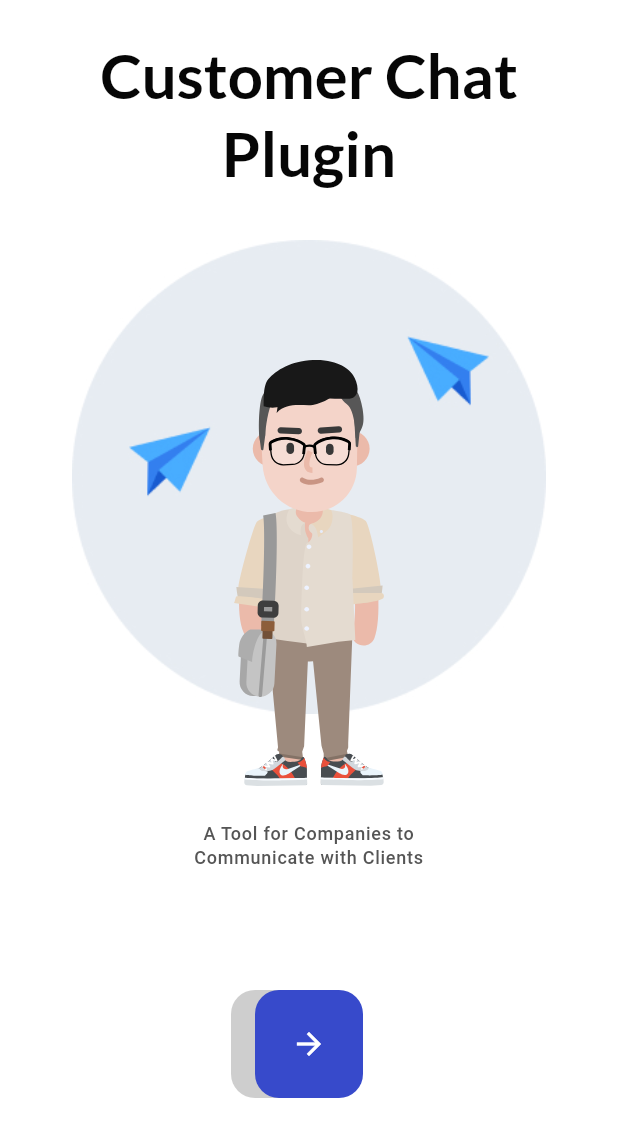
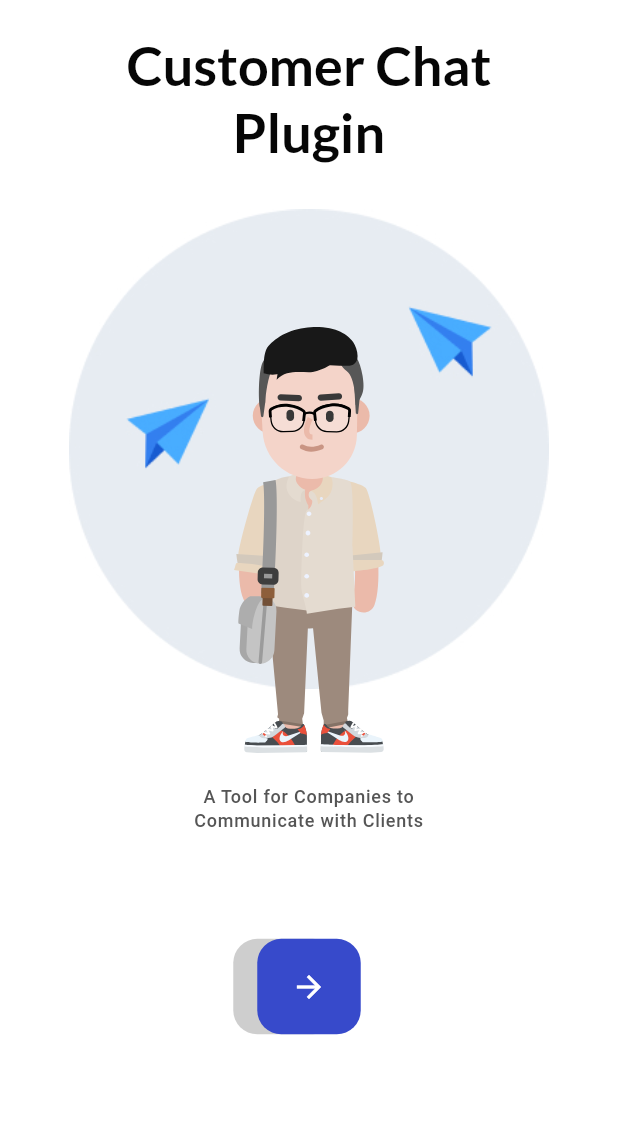
Before and after one commit to Snip-And-Style/temp-chat-mobile, a Flutter app: the screen it shows after launch, on a phone screen of 412 x 824 dp. Shown: the top 1137 px of the screen. Run offline on Flutter 3.47's test engine with Material 3 defaults, Android fonts, the phone set to English and light mode, and no system bars; our stand-ins replace auto_route, bloc, firebase_core, flutter_bloc, flutter_dotenv, flutter_screenutil and 5 more; accounts and stored records are empty; generated files the repository leaves out were written again.

Commit message:
CHAT-4 Update theme and welcome page size

```diff
--- a/lib/config/theme/text_theme.dart
+++ b/lib/config/theme/text_theme.dart
@@ -8,37 +8,37 @@ class TempChatTextTheme {
           color: const Color(0xff060606),
           fontFamily: GoogleFonts.lato().fontFamily,
           fontWeight: FontWeight.w400,
-          fontSize: 36.sp,
+          fontSize: 36,
         ),
         headlineMedium: TextStyle(
           color: const Color(0xff060606),
           fontFamily: GoogleFonts.lato().fontFamily,
           fontWeight: FontWeight.w400,
-          fontSize: 32.sp,
+          fontSize: 32,
         ),
         headlineSmall: TextStyle(
           color: const Color(0xff060606),
           fontFamily: GoogleFonts.lato().fontFamily,
           fontWeight: FontWeight.w400,
-          fontSize: 24.sp,
+          fontSize: 24,
         ),
         bodyLarge: TextStyle(
           color: const Color(0xff060606),
           fontFamily: GoogleFonts.lato().fontFamily,
           fontWeight: FontWeight.w400,
-          fontSize: 18.sp,
+          fontSize: 18,
         ),
         bodyMedium: TextStyle(
           color: const Color(0xff060606),
           fontFamily: GoogleFonts.lato().fontFamily,
           fontWeight: FontWeight.w400,
-          fontSize: 16.sp,
+          fontSize: 16,
         ),
         bodySmall: TextStyle(
           color: const Color(0xff060606),
           fontFamily: GoogleFonts.lato().fontFamily,
           fontWeight: FontWeight.w400,
-          fontSize: 14.sp,
+          fontSize: 14,
         ),
       );
 }
--- a/lib/presentation/page/app.dart
+++ b/lib/presentation/page/app.dart
@@ -1,4 +1,5 @@
 import 'package:flutter/material.dart';
+import 'package:flutter_screenutil/flutter_screenutil.dart';
 import 'package:google_fonts/google_fonts.dart';
 import 'package:snip_and_style/config/extensions/build_context_extension.dart';
 
@@ -13,7 +14,10 @@ class App extends StatelessWidget {
 
   @override
   Widget build(BuildContext context) {
-    return MaterialApp.router(
+    return ScreenUtilInit(
+      designSize: const Size(430, 932),
+      ensureScreenSize: true,
+      child: MaterialApp.router(
         theme: ThemeData(
           colorScheme: TempChatColorScheme.colorScheme,
           textTheme: TempChatTextTheme.textTheme,
@@ -21,6 +25,7 @@ class App extends StatelessWidget {
         localizationsDelegates: AppLocalizations.localizationsDelegates,
         supportedLocales: AppLocalizations.supportedLocales,
         routerConfig: _appRouter.config(),
+      ),
     );
   }
 }
--- a/lib/presentation/page/welcome/welcome_page.dart
+++ b/lib/presentation/page/welcome/welcome_page.dart
@@ -1,5 +1,6 @@
 import 'package:auto_route/auto_route.dart';
 import 'package:flutter/material.dart';
+import 'package:flutter_screenutil/flutter_screenutil.dart';
 import 'package:flutter_svg/flutter_svg.dart';
 import 'package:snip_and_style/config/extensions/build_context_extension.dart';
 import 'package:snip_and_style/config/gen/assets.gen.dart';
@@ -23,9 +24,9 @@ class _WelcomePageState extends State<WelcomePage> {
       backgroundColor: Colors.white,
       body: SafeArea(
         child: Padding(
-          padding: const EdgeInsets.symmetric(
-            vertical: 24,
-            horizontal: 48,
+          padding: EdgeInsets.symmetric(
+            vertical: 24.h,
+            horizontal: 48.w,
           ),
           child: Center(
             child: Column(
@@ -37,38 +38,38 @@ class _WelcomePageState extends State<WelcomePage> {
                         fontWeight: FontWeight.bold,
                       ),
                 ),
-                const SizedBox(
-                  height: 32,
+                SizedBox(
+                  height: 32.h,
                 ),
                 Stack(
                   alignment: Alignment.bottomCenter,
                   children: [
                     Padding(
-                      padding: const EdgeInsets.only(bottom: 48.0),
+                      padding: EdgeInsets.only(bottom: 48.h),
                       child: Image.asset(Assets.images.welcomeMessage.path),
                     ),
                     SvgPicture.asset(Assets.images.human.path),
                   ],
                 ),
-                const SizedBox(
-                  height: 24,
+                SizedBox(
+                  height: 24.h,
                 ),
                 Text(
                   l10n.companyCommunicationTool,
                   textAlign: TextAlign.center,
                   style: Theme.of(context).textTheme.labelMedium,
                 ),
-                const SizedBox(
-                  height: 16,
+                SizedBox(
+                  height: 16.h,
                 ),
                 InkWell(
                   onTap: () {
                     context.router.push(const LoginRoute());
                   },
                   child: Container(
-                    height: 72,
-                    width: 72,
-                    margin: const EdgeInsets.symmetric(vertical: 64),
+                    height: 72.h,
+                    width: 72.w,
+                    margin: EdgeInsets.symmetric(vertical: 64.h),
                     decoration: BoxDecoration(
                       color: const Color(0xff374ACB),
                       borderRadius: BorderRadius.circular(16),
```
Lines whose indentation alone changed are shown as unchanged.
